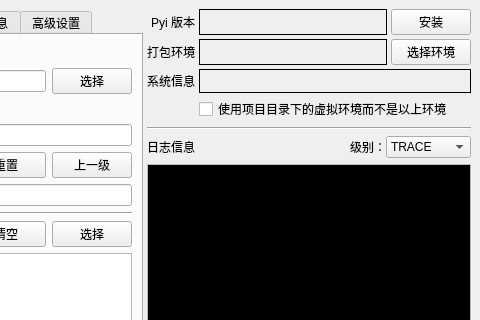
hrpzcf/AwesomePyKit, file ui/pyitool.ui: the form before one commit; both pictures show x 205 to 685 and y 0 to 320 of the 685 by 722 pixel window.
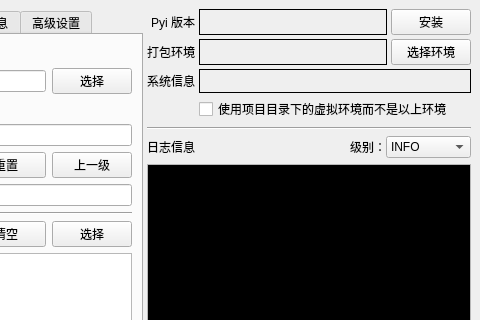
The form after the commit.

Commit message:
<程序打包工具>界面优化
1. 设置日志级别下拉框预选项为 2
2. 设置左右两半部分的比例为 1:3

Patch:
```diff
--- a/ui/pyitool.ui
+++ b/ui/pyitool.ui
@@ -25,9 +25,6 @@
    <layout class="QVBoxLayout" name="verticalLayout_18">
     <item>
      <widget class="QSplitter" name="splitter">
-      <property name="orientation">
-       <enum>Qt::Horizontal</enum>
-      </property>
       <widget class="QTabWidget" name="tabWidget">
        <property name="currentIndex">
         <number>0</number>
@@ -1126,6 +1123,9 @@
                 <property name="toolTip">
                  <string>打包程序时输出的流程信息的详细程度，越靠前越详细，默认INFO。</string>
                 </property>
+                <property name="currentIndex">
+                 <number>2</number>
+                </property>
                 <item>
                  <property name="text">
                   <string>TRACE</string>
```
The commit also changes 2 other files.
